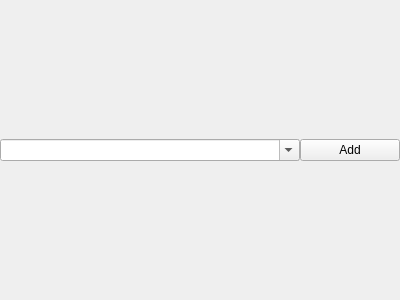
Before: the Qt Designer form app/view/widget/uimulticomboxview.ui in emtrai/hrm_monastery, drawn with Qt 5.
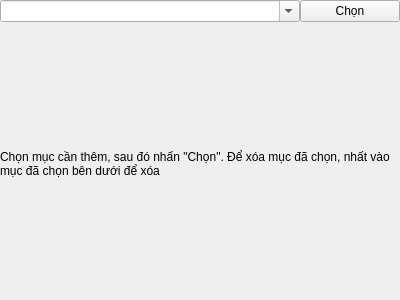
After: the same form once the commit is applied. Icons and pictures are not drawn.

The edit to the form file:
```diff
--- a/app/view/widget/uimulticomboxview.ui
+++ b/app/view/widget/uimulticomboxview.ui
@@ -27,7 +27,7 @@
     <number>0</number>
    </property>
    <item>
-    <layout class="QVBoxLayout" name="verticalLayout" stretch="1,0">
+    <layout class="QVBoxLayout" name="verticalLayout" stretch="1,0,0">
      <item>
       <layout class="QHBoxLayout" name="horizontalLayout" stretch="3,1">
        <property name="spacing">
@@ -49,12 +49,29 @@
           </sizepolicy>
          </property>
          <property name="text">
-          <string>Add</string>
+          <string>Chọn</string>
+         </property>
+         <property name="icon">
+          <iconset resource="../../icon.qrc">
+           <normaloff>:/icon/icon/icons8-ok-48.png</normaloff>:/icon/icon/icons8-ok-48.png</iconset>
          </property>
         </widget>
        </item>
       </layout>
      </item>
+     <item>
+      <widget class="QLabel" name="label">
+       <property name="lineWidth">
+        <number>1</number>
+       </property>
+       <property name="text">
+        <string>Chọn mục cần thêm, sau đó nhấn &quot;Chọn&quot;. Để xóa mục đã chọn, nhất vào mục đã chọn bên dưới để xóa</string>
+       </property>
+       <property name="wordWrap">
+        <bool>true</bool>
+       </property>
+      </widget>
+     </item>
      <item>
       <layout class="QFormLayout" name="formLayout">
        <property name="rowWrapPolicy">
```
Left out of the diff: 4 changed lines with no effect on the pictures.
